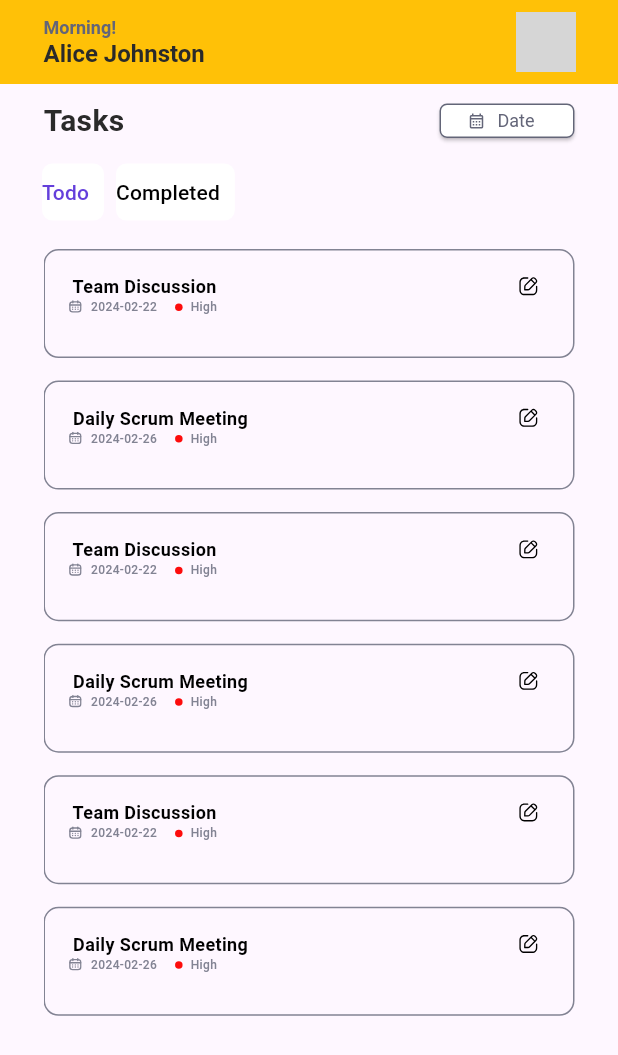
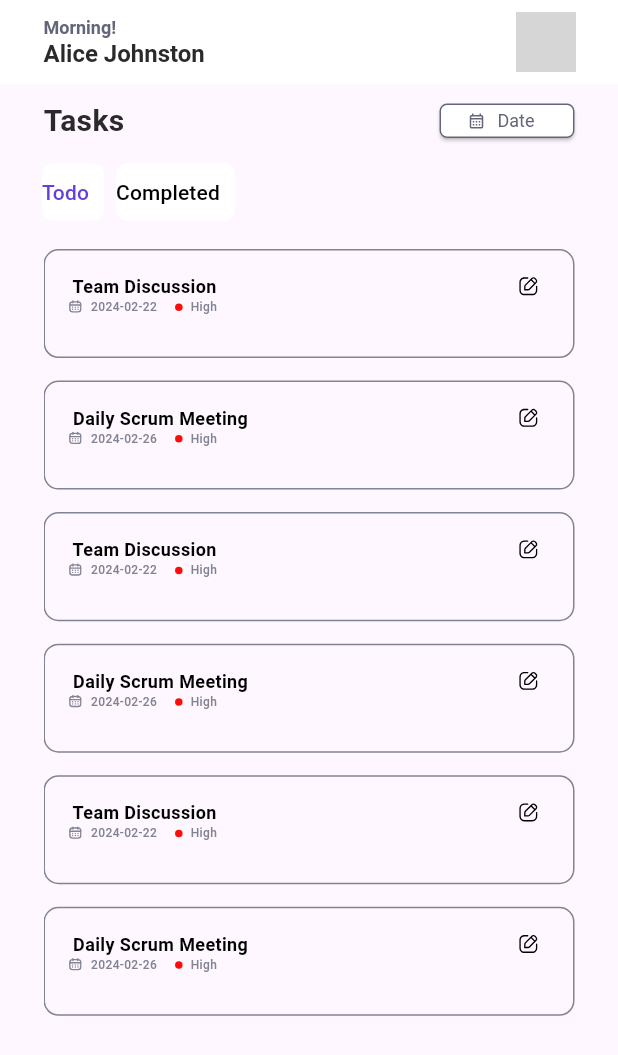
Before and after one commit to Madhushani-29/To-Do-App, a Flutter app: the screen it shows after launch, on a phone screen of 412 x 824 dp. Shown: the top 1055 px of the screen. Run offline on Flutter 3.47's test engine with Material 3 defaults, Android fonts, the phone set to English and light mode, and no system bars; drawn by our look-alikes of buttons_tabbar; our stand-ins replace flutter_svg; grey boxes are pictures that could not be loaded.

Commit message:
date button

```diff
--- a/lib/src/task/presentation/widgets/home-appbar.dart
+++ b/lib/src/task/presentation/widgets/home-appbar.dart
@@ -18,7 +18,7 @@ class _HomeAppBarState extends State<HomeAppBar> {
   @override
   Widget build(BuildContext context) {
     return AppBar(
-        backgroundColor: Colors.amber,
+        backgroundColor: AppColors.primaryBackgroundColor,
         actions: [
           Padding(
             padding: const EdgeInsets.only(right: 28),
```
